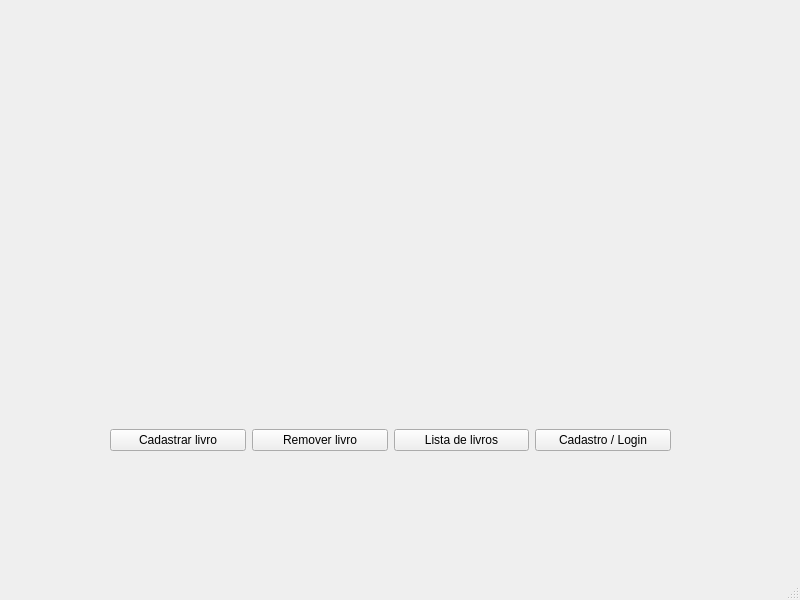
This is mainwindow.ui in Winicios22/Gbiblioteca as Qt 5 draws it before an edit. The edited form follows.
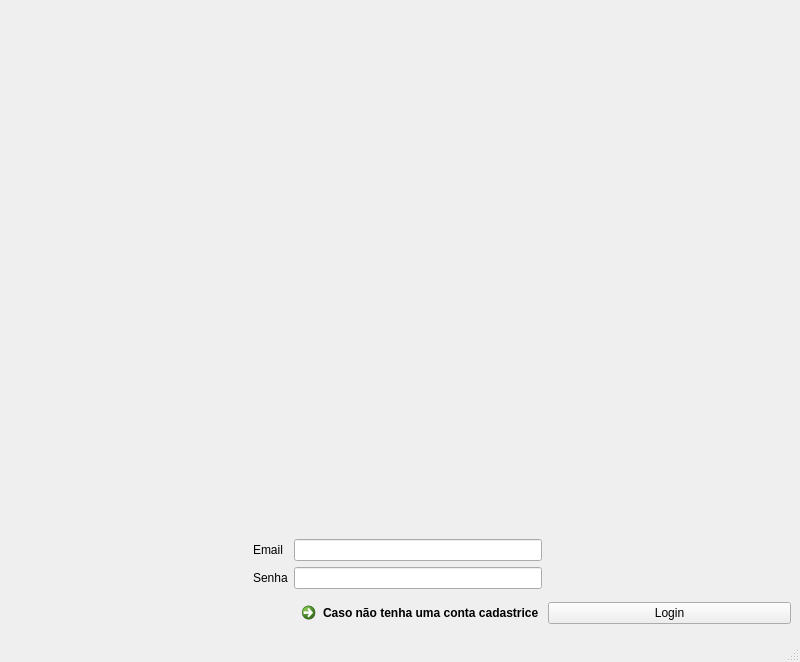
This is the edited form. Icons and pictures are not drawn.

What changed in the file:
```diff
--- a/mainwindow.ui
+++ b/mainwindow.ui
@@ -7,72 +7,115 @@
     <x>0</x>
     <y>0</y>
     <width>800</width>
-    <height>600</height>
+    <height>662</height>
    </rect>
   </property>
   <property name="windowTitle">
    <string>Menu </string>
   </property>
   <widget class="QWidget" name="centralwidget">
-   <widget class="QWidget" name="horizontalLayoutWidget">
-    <property name="geometry">
-     <rect>
-      <x>110</x>
-      <y>400</y>
-      <width>561</width>
-      <height>80</height>
-     </rect>
-    </property>
-    <layout class="QHBoxLayout" name="horizontalLayout">
-     <item>
-      <widget class="QPushButton" name="pushButton_3">
-       <property name="text">
-        <string>Cadastrar livro</string>
-       </property>
-      </widget>
-     </item>
-     <item>
-      <widget class="QPushButton" name="pushButton_2">
-       <property name="text">
-        <string>Remover livro</string>
-       </property>
-      </widget>
-     </item>
-     <item>
-      <widget class="QPushButton" name="pushButton">
-       <property name="text">
-        <string>Lista de livros</string>
-       </property>
-      </widget>
-     </item>
-     <item>
-      <widget class="QPushButton" name="pushButton_4">
-       <property name="text">
-        <string>Cadastro / Login</string>
-       </property>
-      </widget>
-     </item>
-    </layout>
-   </widget>
-   <widget class="QLabel" name="label">
-    <property name="geometry">
-     <rect>
-      <x>180</x>
-      <y>20</y>
-      <width>421</width>
-      <height>371</height>
-     </rect>
-    </property>
-    <property name="text">
-     <string/>
-    </property>
-    <property name="pixmap">
-     <pixmap>../../../../../Downloads/Gbiblioteca_Logotipo-removebg-preview.png</pixmap>
-    </property>
-    <property name="scaledContents">
-     <bool>true</bool>
-    </property>
-   </widget>
+   <layout class="QGridLayout" name="gridLayout">
+    <item row="2" column="2">
+     <spacer name="verticalSpacer">
+      <property name="orientation">
+       <enum>Qt::Vertical</enum>
+      </property>
+      <property name="sizeHint" stdset="0">
+       <size>
+        <width>20</width>
+        <height>40</height>
+       </size>
+      </property>
+     </spacer>
+    </item>
+    <item row="4" column="4">
+     <spacer name="horizontalSpacer_2">
+      <property name="orientation">
+       <enum>Qt::Horizontal</enum>
+      </property>
+      <property name="sizeHint" stdset="0">
+       <size>
+        <width>40</width>
+        <height>20</height>
+       </size>
+      </property>
+     </spacer>
+    </item>
+    <item row="0" column="2">
+     <widget class="QLabel" name="logo">
+      <property name="text">
+       <string/>
+      </property>
+      <property name="pixmap">
+       <pixmap resource="arquivos.qrc">:/imagens/imagens/Gbiblioteca Logotipo.png</pixmap>
+      </property>
+     </widget>
+    </item>
+    <item row="5" column="1">
+     <widget class="QLabel" name="label_2">
+      <property name="text">
+       <string>Senha</string>
+      </property>
+     </widget>
+    </item>
+    <item row="4" column="0">
+     <spacer name="horizontalSpacer">
+      <property name="orientation">
+       <enum>Qt::Horizontal</enum>
+      </property>
+      <property name="sizeHint" stdset="0">
+       <size>
+        <width>40</width>
+        <height>20</height>
+       </size>
+      </property>
+     </spacer>
+    </item>
+    <item row="4" column="1">
+     <widget class="QLabel" name="label">
+      <property name="text">
+       <string>Email</string>
+      </property>
+     </widget>
+    </item>
+    <item row="6" column="2">
+     <widget class="QCommandLinkButton" name="commandLinkButton">
+      <property name="text">
+       <string>Caso não tenha uma conta cadastrice</string>
+      </property>
+     </widget>
+    </item>
+    <item row="5" column="2">
+     <widget class="QLineEdit" name="campoSenha">
+      <property name="echoMode">
+       <enum>QLineEdit::Password</enum>
+      </property>
+     </widget>
+    </item>
+    <item row="4" column="2">
+     <widget class="QLineEdit" name="campoEmail"/>
+    </item>
+    <item row="6" column="4">
+     <widget class="QPushButton" name="botaoLogin">
+      <property name="text">
+       <string>Login</string>
+      </property>
+     </widget>
+    </item>
+    <item row="1" column="2">
+     <spacer name="verticalSpacer_2">
+      <property name="orientation">
+       <enum>Qt::Vertical</enum>
+      </property>
+      <property name="sizeHint" stdset="0">
+       <size>
+        <width>20</width>
+        <height>40</height>
+       </size>
+      </property>
+     </spacer>
+    </item>
+   </layout>
   </widget>
   <widget class="QMenuBar" name="menubar">
    <property name="geometry">
```
Left out of the diff: 4 changed lines with no effect on the pictures.
